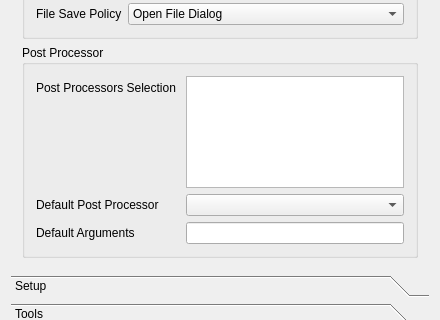
Above: src/Mod/CAM/Gui/Resources/preferences/PathJob.ui from southseact-3d/fcd before the change; both pictures show x 0 to 440 and y 134 to 454 of the 440 by 669 pixel window. Below: the same form after it.
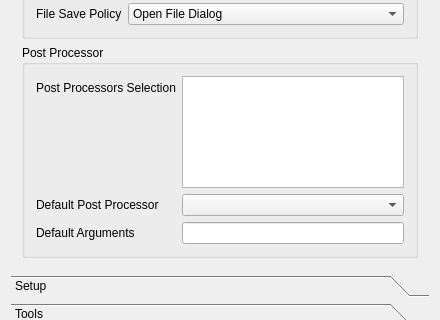
That is the form after the change. The open tabs and pages were chosen to show the change. Custom widgets are drawn as their Qt base class.

Patch:
```diff
--- a/src/Mod/CAM/Gui/Resources/preferences/PathJob.ui
+++ b/src/Mod/CAM/Gui/Resources/preferences/PathJob.ui
@@ -285,7 +285,7 @@
           <item row="0" column="0">
            <widget class="QLabel" name="label_3">
             <property name="text">
-             <string>Post Processors Selection </string>
+             <string>Post Processors Selection</string>
             </property>
            </widget>
           </item>
```
Left out of the diff: 2 changed lines with no effect on the pictures.
